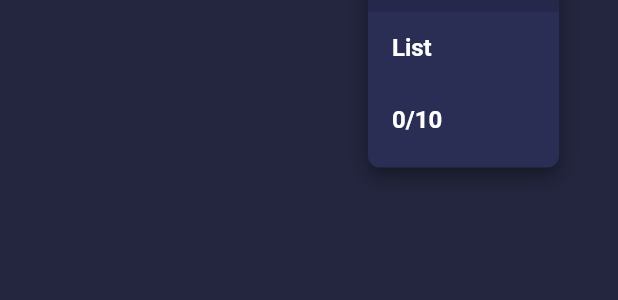
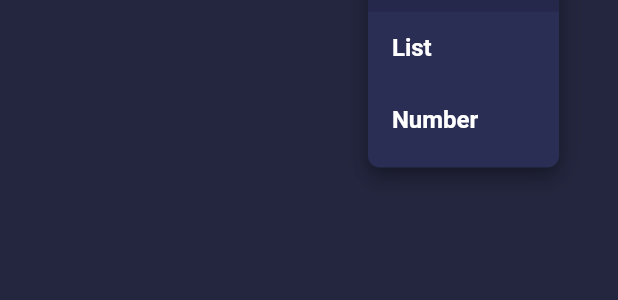
Before and after one commit to Coflnet/TabFlutter, a Flutter app: the NewParam widget shown alone on an empty page, opened directly with empty values, after a tap on "String", on a phone screen of 412 x 824 dp. Shown: the part 179-479 px from the top of the screen. Run offline on Flutter 3.47's test engine with Material 3 defaults, Android fonts, the phone set to English and light mode, and no system bars; drawn by our look-alikes of dropdown_button2; our stand-ins replace another_flushbar, csv, flutter_translate, geolocator, hexcolor, hugeicons and 7 more; missing offline and left inert: audio_session, audio_waveforms, custom_pop_up_menu, dart:ffi, dart:js_interop, flutter_foreground_task and 9 more; generated files the repository leaves out were written again.

Commit message:
rename 0/10 to Number

```diff
--- a/assets/i18n/de.json
+++ b/assets/i18n/de.json
@@ -16,7 +16,7 @@
     "hintTableName": "Tabellenname",
     "optionString": "Text",
     "optionList": "Liste",
-    "option0/10": "Zahl",
+    "optionNumber": "Zahl",
     "optionType": "Typ",
     "listOptions": "List Optionen",
     "listHint": "List Name",
@@ -25,7 +25,7 @@
     "listType": "Typ",
     "String": "Text",
     "List": "Liste",
-    "0/10": "Zahl",
+    "Number": "Zahl",
     "options": "Optionen",
     "exTable": "Tabelle",
     "exAfter": "Nach Datum",
--- a/assets/i18n/en.json
+++ b/assets/i18n/en.json
@@ -16,7 +16,7 @@
     "hintTableName": "Table Name",
     "optionString": "String",
     "optionList": "List",
-    "option0/10": "0/10",
+    "optionNumber": "Number",
     "optionType": "Type",
     "listOptions": "List Options",
     "listHint": "List name",
@@ -25,7 +25,7 @@
     "listType": "Type",
     "String": "String",
     "List": "List",
-    "0/10": "0/10",
+    "Number": "Number",
     "options": "Options",
     "exTable": "Table",
     "exAfter": "After Date",
--- a/lib/globals/recentLogRequest/recentLogRequest.dart
+++ b/lib/globals/recentLogRequest/recentLogRequest.dart
@@ -138,7 +138,7 @@ FunctionObjectTypes matchType(String type) {
       return FunctionObjectTypes.string;
     case "List":
       return FunctionObjectTypes.string;
-    case "0/10":
+    case "Number":
       return FunctionObjectTypes.integer;
     default:
       print("default");
--- a/lib/pages/main/recentLog/popup/recentLogPopupColumns.dart
+++ b/lib/pages/main/recentLog/popup/recentLogPopupColumns.dart
@@ -27,7 +27,7 @@ class _RecentLogPopupColumnsState extends State<RecentLogPopupColumns> {
     if (SaveColumn().getlanguage == "en") {
       return;
     }
-    List enList = ["List", "0/10", "String", "Date"];
+    List enList = ["List", "Number", "String", "Date"];
     for (var element in widget.params) {
       if (enList.contains(element.type)) {
         element.type = enList[enList.indexOf(element.type)];
@@ -93,7 +93,7 @@ class _RecentLogPopupColumnsState extends State<RecentLogPopupColumns> {
     } else {
       return RecentLogPopupEditBox(
           name: widget.params[index].svalue ?? "",
-          isNumber: (widget.params[index].type == "0/10"),
+          isNumber: (widget.params[index].type == "Number"),
           index: index);
     }
   }
--- a/lib/pages/settings/columnSettings/settingOptions/paramOptions/newParamWidget/newParam.dart
+++ b/lib/pages/settings/columnSettings/settingOptions/paramOptions/newParamWidget/newParam.dart
@@ -64,7 +64,7 @@ class _NewParamState extends State<NewParam>
     if (SaveColumn().getlanguage == "en") {
       return;
     }
-    List<String> enList = ["List", "0/10", "String", "Date"];
+    List<String> enList = ["List", "Number", "String", "Date"];
     if (enList.contains(type)) {
       type = translate(enList[enList.indexOf(type)]);
     }
--- a/lib/pages/settings/columnSettings/settingOptions/paramOptions/newParamWidget/newParamNameType.dart
+++ b/lib/pages/settings/columnSettings/settingOptions/paramOptions/newParamWidget/newParamNameType.dart
@@ -25,7 +25,7 @@ class _NewParamNameTypeState extends State<NewParamNameType> {
   final List<String> items = [
     translate("optionString"),
     translate("optionList"),
-    translate("option0/10"),
+    translate("optionNumber"),
     translate("date"),
     translate("weather")
   ];
```
